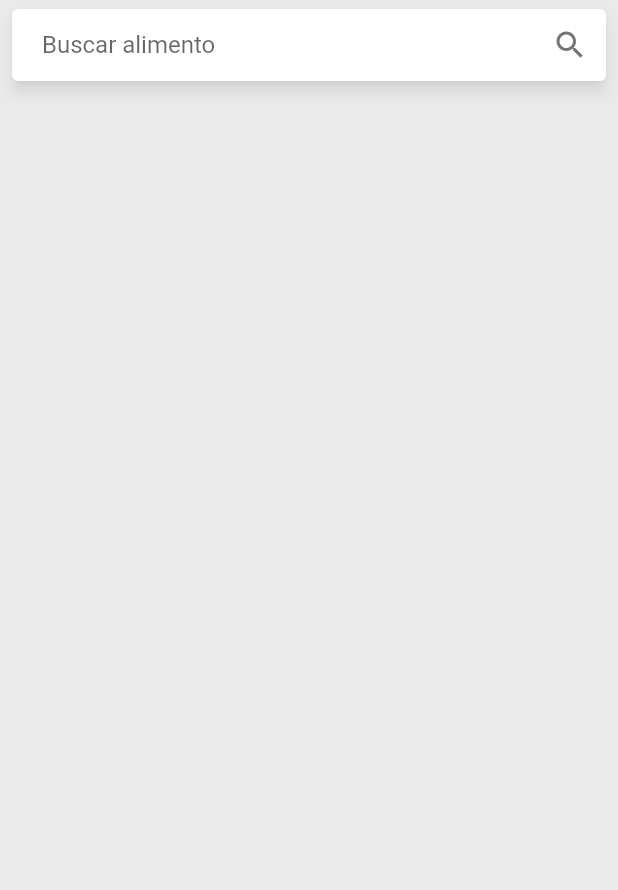
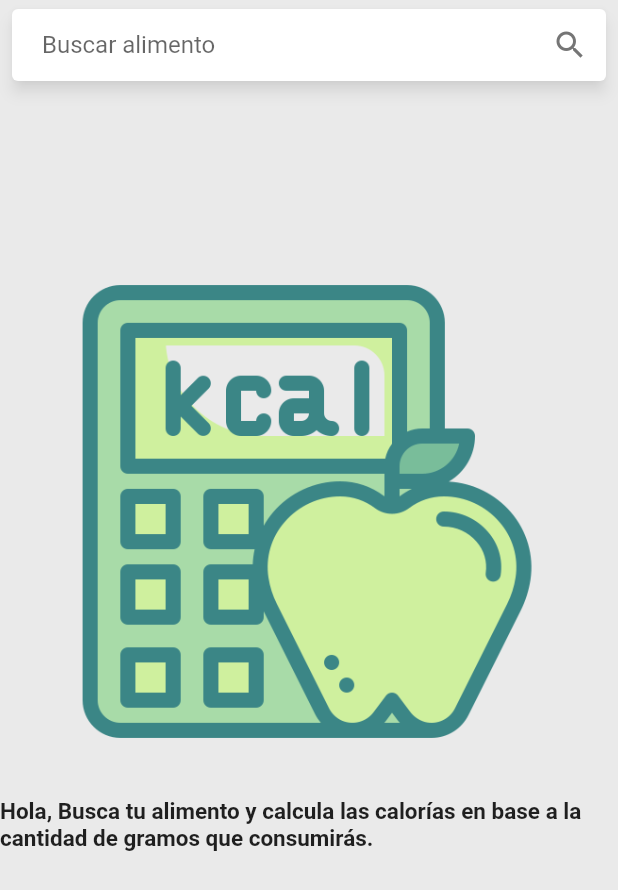
Before and after one commit to Joeldrew2106/proyecto_final, a Flutter app: the screen it shows after launch, on a phone screen of 412 x 824 dp. Shown: the top 890 px of the screen. Run offline on Flutter 3.47's test engine with Material 2 defaults, Android fonts, the light colour scheme and no system bars; drawn by our look-alikes of material_floating_search_bar.

Commit message:
agregando imagen

```diff
--- a/lib/pages/home_page.dart
+++ b/lib/pages/home_page.dart
@@ -68,7 +68,7 @@ class _HomePageState extends State<HomePage> {
                           });
                         },
                         child: Container(
-                          color: const Color.fromARGB(255, 192, 214, 223),
+                          color: Colors.white10,
                           padding: const EdgeInsets.all(10),
                           height: 50,
                           child: Text(ninjaDataServices.listCompleter[index]),
@@ -83,6 +83,38 @@ class _HomePageState extends State<HomePage> {
     Widget buildCardFood() {
       return ninjaDataServices.alimento == null
           ? Container(
+              child: Column(
+                  children: [
+                    const SizedBox(
+                      height: 180,
+                    ),
+                    Expanded(
+                      child: Image(
+                        image: AssetImage(
+                    'assets/calculadora.png'),
+                        height: 300,
+                      ),
+                    ),
+
+                    Expanded(child: Column(
+                      children: [
+                        const SizedBox(
+                      height: 30,
+                    ),
+                        Text('Hola, Busca tu alimento y calcula las calorías en base a la cantidad de gramos que consumirás. ',
+                                style: TextStyle(
+                                    fontSize: 15,
+                                    fontWeight:
+                                    FontWeight.bold,
+                                    ),
+                              ),
+                      ],
+                    ))
+
+
+                  ],
+
+                ),
               height: double.infinity,
               width: double.infinity,
               color: const Color.fromARGB(255, 234, 234, 234),
--- a/lib/services/food_services.dart
+++ b/lib/services/food_services.dart
@@ -21,13 +21,14 @@ class Estadisticas extends ChangeNotifier {
         'nutrition': 'cooking'
       });
       final respuesta = await http.get(url);
-      print(respuesta.body);
+
       final parsed = Alimentos.fromJson(respuesta.body);
 
       alimento = parsed.parsed![0].food;
+      //print(respuesta.body);
       notifyListeners();
     } catch (e) {
-      print(e);
+      //print(e);
     }
   }
 
--- a/pubspec.yaml
+++ b/pubspec.yaml
@@ -61,8 +61,9 @@ flutter:
   uses-material-design: true
 
   # To add assets to your application, add an assets section, like this:
-  # assets:
-  #   - images/a_dot_burr.jpeg
+  assets:
+  - assets/calculadora.png
+  - assets/fondo.png
   #   - images/a_dot_ham.jpeg
 
   # An image asset can refer to one or more resolution-specific "variants", see
```
Also changed, not shown: assets/calculadora.png (added), assets/fondo.png (added), pubspec.lock.
